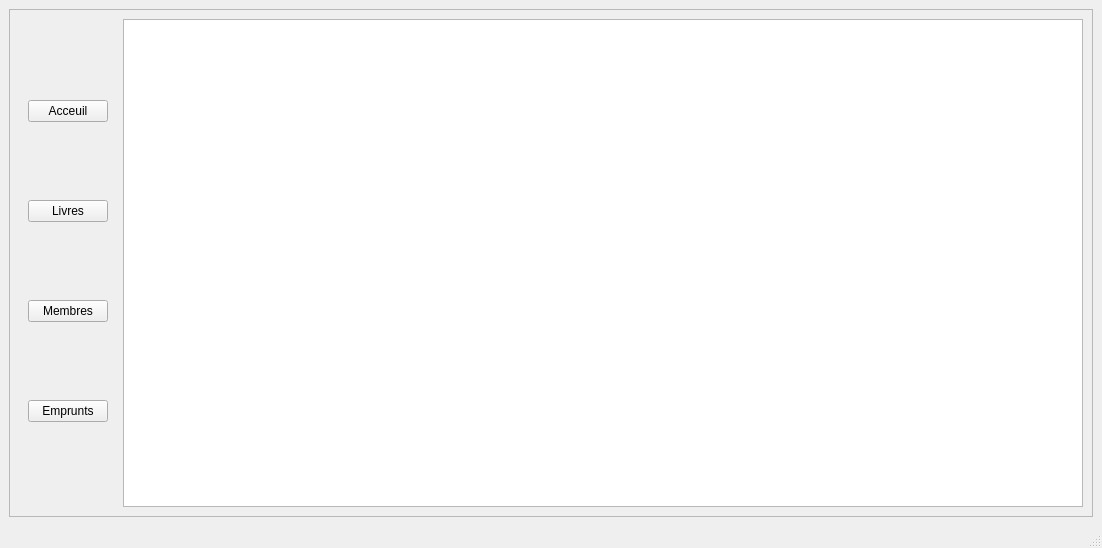
Salioudrame/Gestion-Bibliotheque-Scolaire, file mainwindow.ui: the form before one commit.
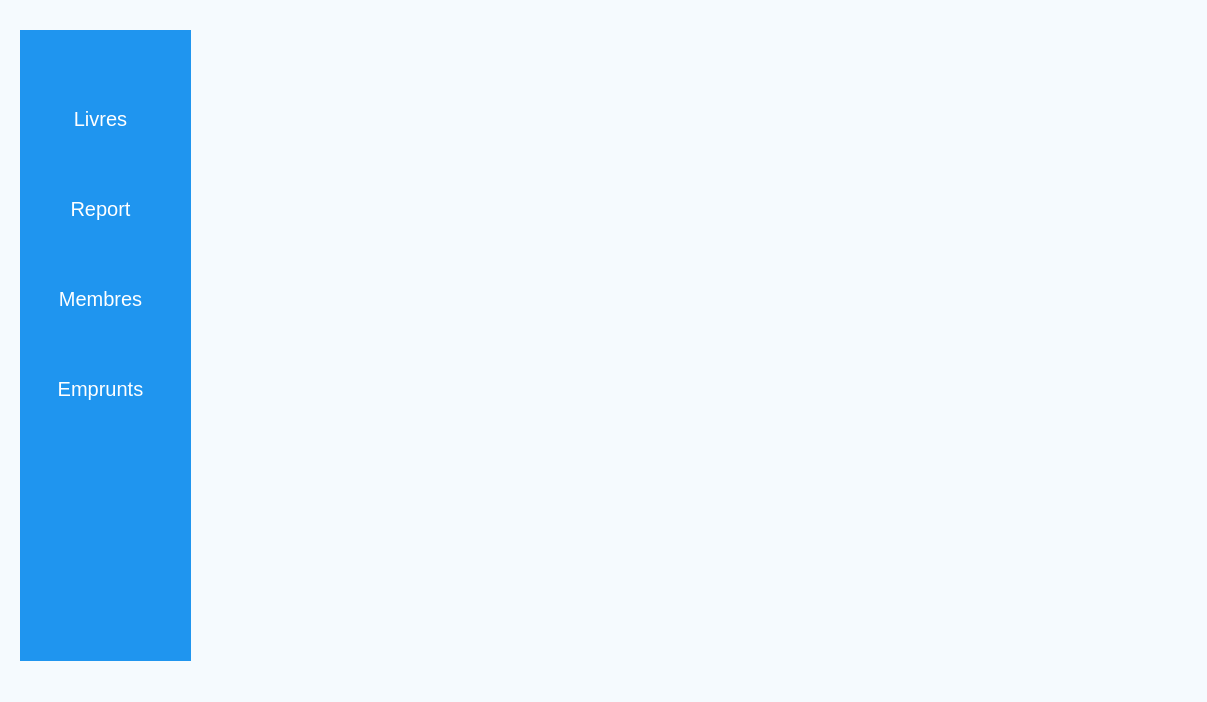
The form after the commit.

Commit message: Report stables

What changed in the file:
```diff
--- a/mainwindow.ui
+++ b/mainwindow.ui
@@ -6,43 +6,68 @@
    <rect>
     <x>0</x>
     <y>0</y>
-    <width>1102</width>
-    <height>548</height>
+    <width>1207</width>
+    <height>702</height>
    </rect>
   </property>
   <property name="windowTitle">
    <string>MainWindow</string>
   </property>
+  <property name="styleSheet">
+   <string notr="true">background-color: rgb(245, 250, 254);</string>
+  </property>
   <widget class="QWidget" name="centralwidget">
-   <layout class="QHBoxLayout" name="horizontalLayout">
-    <item>
-     <layout class="QGridLayout" name="gridLayout">
-      <item row="0" column="3">
-       <widget class="QFrame" name="frame">
-        <property name="frameShape">
-         <enum>QFrame::StyledPanel</enum>
-        </property>
-        <property name="frameShadow">
-         <enum>QFrame::Raised</enum>
-        </property>
-        <layout class="QHBoxLayout" name="horizontalLayout_2">
-         <item>
-          <widget class="QWidget" name="widget" native="true">
+   <widget class="QWidget" name="icons" native="true">
+    <property name="geometry">
+     <rect>
+      <x>20</x>
+      <y>30</y>
+      <width>171</width>
+      <height>631</height>
+     </rect>
+    </property>
+    <property name="styleSheet">
+     <string notr="true">QWidget{	
+	background-color: rgb(31, 149, 239);
+}
+QPushButton
+{
+	color:white;
+	height:30px;
+	border: none;
+	font-size: 20px;
+}</string>
+    </property>
+    <widget class="QWidget" name="">
+     <property name="geometry">
+      <rect>
+       <x>20</x>
+       <y>20</y>
+       <width>121</width>
+       <height>411</height>
+      </rect>
+     </property>
            <layout class="QVBoxLayout" name="verticalLayout">
-            <item>
-             <widget class="QPushButton" name="btnAcceuil">
-              <property name="text">
-               <string>Acceuil</string>
-              </property>
-             </widget>
-            </item>
             <item>
              <widget class="QPushButton" name="btnLivres">
+        <property name="minimumSize">
+         <size>
+          <width>0</width>
+          <height>0</height>
+         </size>
+        </property>
               <property name="text">
                <string>Livres</string>
               </property>
              </widget>
             </item>
+      <item>
+       <widget class="QPushButton" name="btnReport">
+        <property name="text">
+         <string>Report</string>
+        </property>
+       </widget>
+      </item>
             <item>
              <widget class="QPushButton" name="pushButton_3">
               <property name="text">
@@ -59,16 +84,17 @@
             </item>
            </layout>
           </widget>
-         </item>
-         <item>
-          <widget class="QTableView" name="tableView"/>
-         </item>
-        </layout>
-       </widget>
-      </item>
-     </layout>
-    </item>
-   </layout>
+   </widget>
+   <widget class="QWidget" name="uihere" native="true">
+    <property name="geometry">
+     <rect>
+      <x>209</x>
+      <y>29</y>
+      <width>971</width>
+      <height>631</height>
+     </rect>
+    </property>
+   </widget>
   </widget>
   <widget class="QStatusBar" name="statusbar"/>
  </widget>
```
Lines whose indentation alone changed are shown as unchanged. The commit also changes 11 other files.
